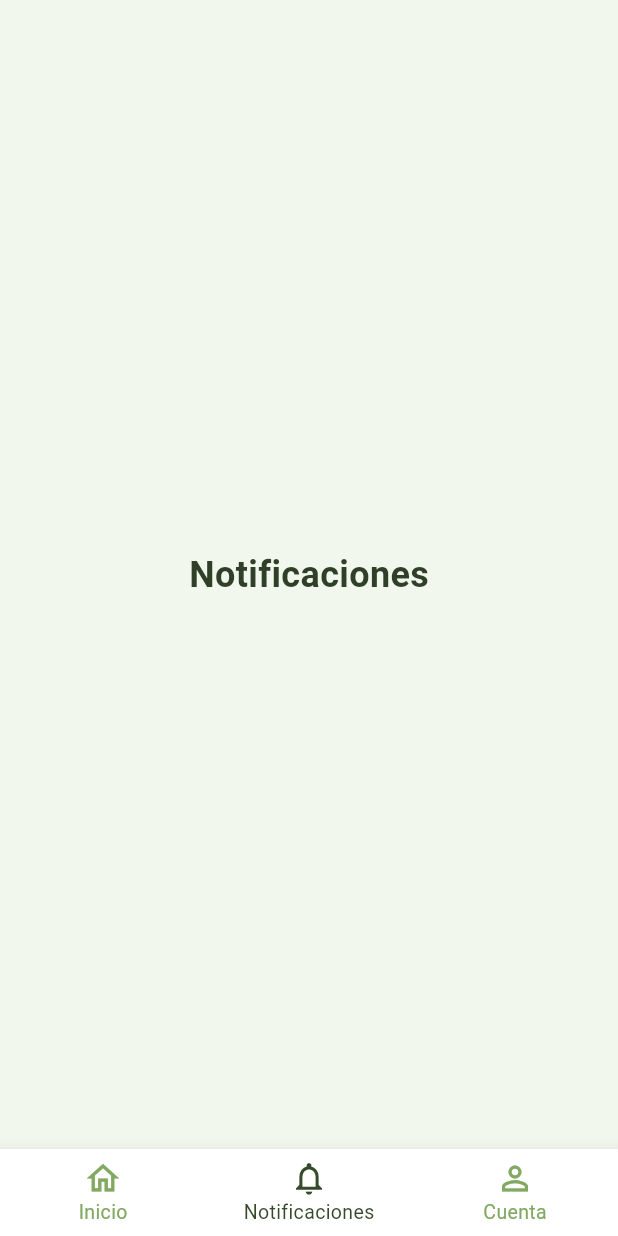
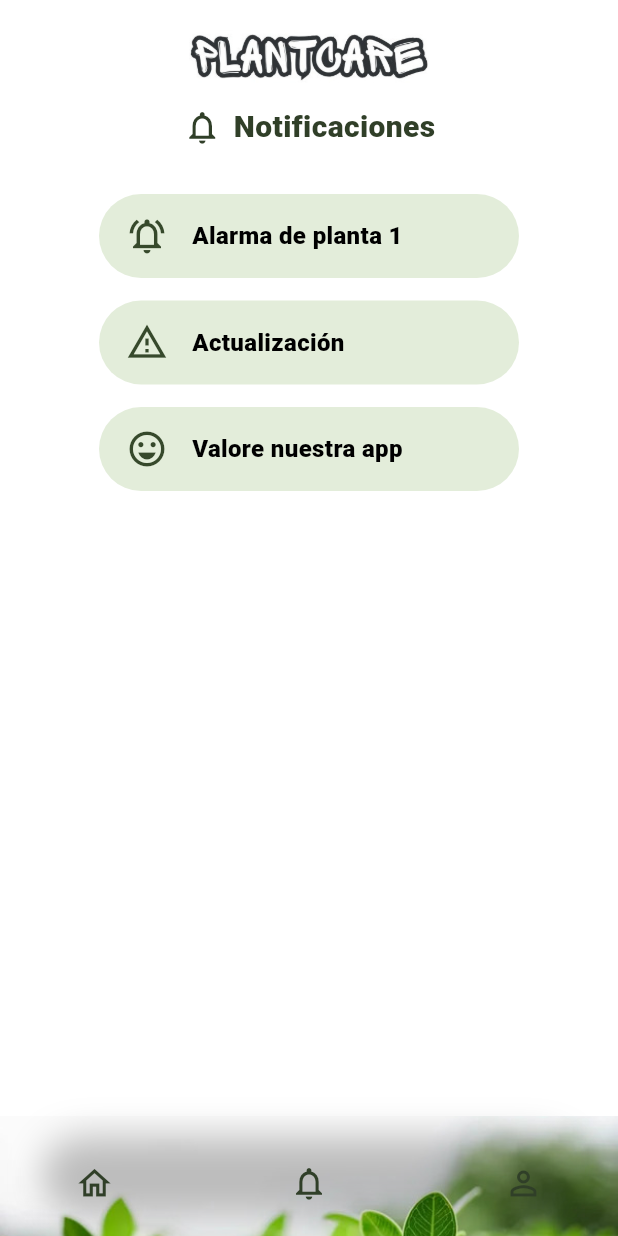
Before and after one commit to Jose-L17/plant_care, a Flutter app: the MainNavigationScreen screen opened by its route, item 2 of the bottom bar chosen, on a phone screen of 412 x 824 dp. Run offline on Flutter 3.47's test engine with Material 3 defaults, Android fonts, the phone set to English and light mode, and no system bars.

Commit message:
Home, Notifications y Account

```diff
--- a/lib/features/auth/home/screens/main_navigation_screen.dart
+++ /dev/null
@@ -1,80 +0,0 @@
-
-import 'package:flutter/material.dart';
-import 'package:plant_care/core/theme/app_colors.dart';
-import 'home_screen.dart';
-
-class MainNavigationScreen extends StatefulWidget {
-  const MainNavigationScreen({super.key});
-
-  @override
-  State<MainNavigationScreen> createState() => _MainNavigationScreenState();
-}
-
-class _MainNavigationScreenState extends State<MainNavigationScreen> {
-  int _currentIndex = 0;
-
-  final List<Widget> _screens = const [
-    HomeScreen(),
-    PlaceholderScreen(title: 'Notificaciones'),
-    PlaceholderScreen(title: 'Cuenta'),
-  ];
-
-  @override
-  Widget build(BuildContext context) {
-    return Scaffold(
-      body: _screens[_currentIndex],
-      bottomNavigationBar: BottomNavigationBar(
-        currentIndex: _currentIndex,
-        selectedItemColor: AppColors.green800,
-        unselectedItemColor: AppColors.green400,
-        backgroundColor: Colors.white,
-        elevation: 10,
-        iconSize: 26,
-        selectedFontSize: 13,
-        unselectedFontSize: 13,
-        onTap: (int index) {
-          setState(() {
-            _currentIndex = index;
-          });
-        },
-        items: const [
-          BottomNavigationBarItem(
-            icon: Icon(Icons.home_outlined),
-            label: 'Inicio',
-          ),
-          BottomNavigationBarItem(
-            icon: Icon(Icons.notifications_outlined),
-            label: 'Notificaciones',
-          ),
-          BottomNavigationBarItem(
-            icon: Icon(Icons.person_outline),
-            label: 'Cuenta',
-          ),
-        ],
-      ),
-    );
-  }
-}
-
-class PlaceholderScreen extends StatelessWidget {
-  final String title;
-
-  const PlaceholderScreen({super.key, required this.title});
-
-  @override
-  Widget build(BuildContext context) {
-    return Scaffold(
-      backgroundColor: AppColors.green50,
-      body: Center(
-        child: Text(
-          title,
-          style: const TextStyle(
-            fontSize: 24,
-            fontWeight: FontWeight.bold,
-            color: AppColors.green900,
-          ),
-        ),
-      ),
-    );
-  }
-}
--- /dev/null
+++ b/lib/features/home/screens/notifications_screen.dart
@@ -0,0 +1,117 @@
+
+import 'package:flutter/material.dart';
+import 'package:plant_care/core/theme/app_colors.dart';
+
+class NotificationsScreen extends StatelessWidget {
+  const NotificationsScreen({super.key});
+
+  @override
+  Widget build(BuildContext context) {
+    return Scaffold(
+      backgroundColor: Colors.white,
+      body: SafeArea(
+        child: Column(
+          children: [
+            const SizedBox(height: 20),
+
+            // Logo
+            Image.asset(
+              'lib/assets/images/namerapp.png',
+              width: 160,
+              fit: BoxFit.contain,
+              semanticLabel: 'Logo PlantCare',
+            ),
+
+            const SizedBox(height: 15),
+
+            // Título con icono
+            const Row(
+              mainAxisAlignment: MainAxisAlignment.center,
+              children: [
+                Icon(Icons.notifications_outlined, size: 26, color: AppColors.green900),
+                SizedBox(width: 8),
+                Text(
+                  'Notificaciones',
+                  style: TextStyle(
+                    fontSize: 20,
+                    fontWeight: FontWeight.w900,
+                    color: AppColors.green900,
+                  ),
+                ),
+              ],
+            ),
+
+            const SizedBox(height: 30),
+
+            // Lista de notificaciones
+            const _NotificationItem(
+              icon: Icons.notifications_active_outlined,
+              text: 'Alarma de planta 1',
+            ),
+            const SizedBox(height: 15),
+
+            const _NotificationItem(
+              icon: Icons.warning_amber_outlined,
+              text: 'Actualización',
+            ),
+            const SizedBox(height: 15),
+
+            const _NotificationItem(
+              icon: Icons.emoji_emotions_outlined,
+              text: 'Valore nuestra app',
+            ),
+
+            const Spacer(),
+
+            // Imagen decorativa inferior
+            Image.asset(
+              'lib/assets/images/background.png',
+              fit: BoxFit.cover,
+              height: 80,
+              width: double.infinity,
+              semanticLabel: 'Decoración inferior',
+            ),
+          ],
+        ),
+      ),
+    );
+  }
+}
+
+class _NotificationItem extends StatelessWidget {
+  final IconData icon;
+  final String text;
+
+  const _NotificationItem({
+    required this.icon,
+    required this.text,
+  });
+
+  @override
+  Widget build(BuildContext context) {
+    return Container(
+      width: 280,
+      padding: const EdgeInsets.symmetric(horizontal: 18, vertical: 14),
+      decoration: BoxDecoration(
+        color: AppColors.green100,
+        borderRadius: BorderRadius.circular(30),
+      ),
+      child: Row(
+        children: [
+          Icon(icon, size: 28, color: AppColors.green800),
+          const SizedBox(width: 16),
+          Expanded(
+            child: Text(
+              text,
+              style: const TextStyle(
+                fontSize: 16,
+                fontWeight: FontWeight.w800,
+                color: Colors.black,
+              ),
+            ),
+          ),
+        ],
+      ),
+    );
+  }
+}
--- /dev/null
+++ b/lib/features/main_navigation/screens/main_navigation_screen.dart
@@ -0,0 +1,85 @@
+
+import 'package:flutter/material.dart';
+import 'package:plant_care/core/theme/app_colors.dart';
+import '../../home/screens/home_screen.dart';
+import '../../home/screens/notifications_screen.dart';
+import '../../home/screens/account_screen.dart';
+
+class MainNavigationScreen extends StatefulWidget {
+  const MainNavigationScreen({super.key});
+
+  @override
+  State<MainNavigationScreen> createState() => _MainNavigationScreenState();
+}
+
+class _MainNavigationScreenState extends State<MainNavigationScreen> {
+  int _currentIndex = 0;
+
+  final List<Widget> _screens = const [
+    HomeScreen(),
+    NotificationsScreen(),
+    AccountScreen(),
+  ];
+
+  @override
+  Widget build(BuildContext context) {
+    return Scaffold(
+      extendBody: true,
+      backgroundColor: Colors.white,
+      body: Stack(
+        children: [
+          _screens[_currentIndex],
+
+          // Barra de navegación flotante con sombra visible
+          Positioned(
+            left: 0,
+            right: 0,
+            bottom: 0,
+            child: SafeArea(
+              top: false,
+              child: Container(
+                margin: const EdgeInsets.symmetric(horizontal: 30, vertical: 10),
+                padding: const EdgeInsets.symmetric(horizontal: 20, vertical: 12),
+                decoration: BoxDecoration(
+                  color: Colors.white.withOpacity(0.001), // activa el renderizado de sombra
+                  borderRadius: BorderRadius.circular(30),
+                  boxShadow: [
+                    BoxShadow(
+                      color: Colors.black.withOpacity(0.25), // sombra notoria
+                      blurRadius: 20,
+                      spreadRadius: 2,
+                      offset: const Offset(0, -4), // sombra hacia arriba
+                    ),
+                  ],
+                ),
+                child: Row(
+                  mainAxisAlignment: MainAxisAlignment.spaceBetween,
+                  children: [
+                    _buildIcon(Icons.home_outlined, 0),
+                    _buildIcon(Icons.notifications_outlined, 1),
+                    _buildIcon(Icons.person_outline, 2),
+                  ],
+                ),
+              ),
+            ),
+          ),
+        ],
+      ),
+    );
+  }
+
+  Widget _buildIcon(IconData iconData, int index) {
+    return GestureDetector(
+      onTap: () {
+        setState(() {
+          _currentIndex = index;
+        });
+      },
+      child: Icon(
+        iconData,
+        size: 26,
+        color: AppColors.green900,
+      ),
+    );
+  }
+}
--- a/lib/routes/app_routes.dart
+++ b/lib/routes/app_routes.dart
@@ -4,7 +4,7 @@ import 'package:plant_care/features/auth/screens/login_screen.dart';
 import 'package:plant_care/features/auth/screens/register_screen.dart';
 import 'package:plant_care/features/auth/screens/registration_success_screen.dart';
 import 'package:plant_care/features/splash/screens/splash_screen.dart';
-import 'package:plant_care/features/auth/home/screens/main_navigation_screen.dart';
+import 'package:plant_care/features/main_navigation/screens/main_navigation_screen.dart';
 
 class AppRoutes {
   static const String splash = '/';
```
Also changed, not shown: lib/features/auth/home/screens/home_screen.dart (deleted, +0 -130 lines), lib/features/home/screens/account_screen.dart (added, +117 -0 lines), lib/features/home/screens/home_screen.dart (added, +164 -0 lines).
